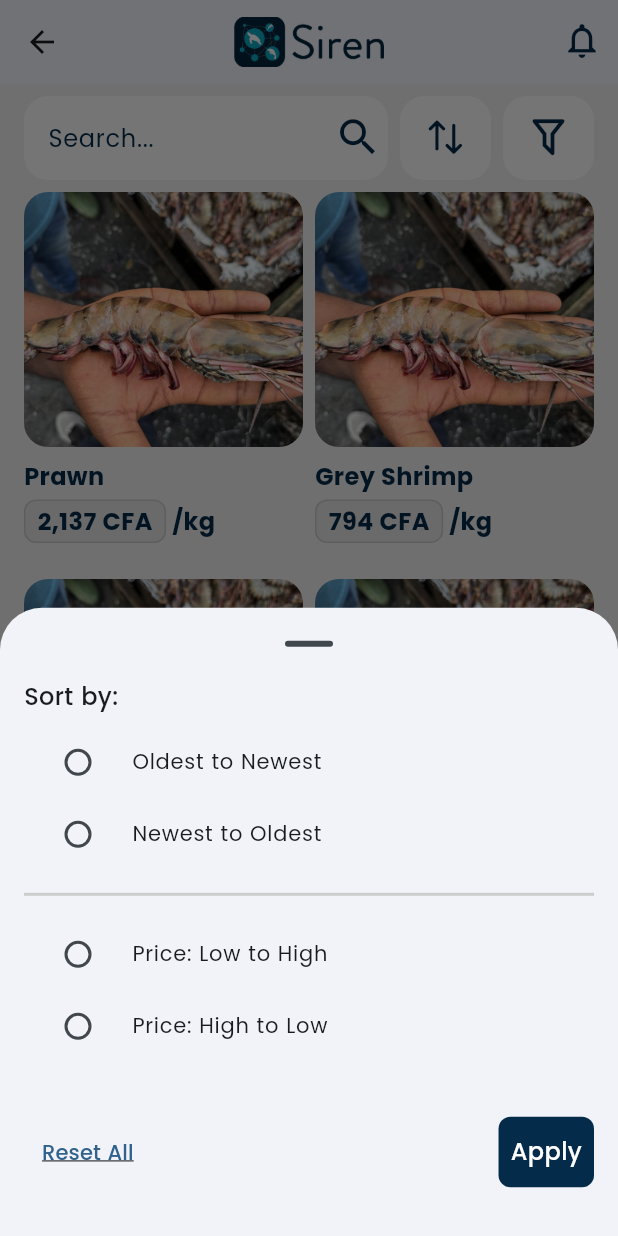
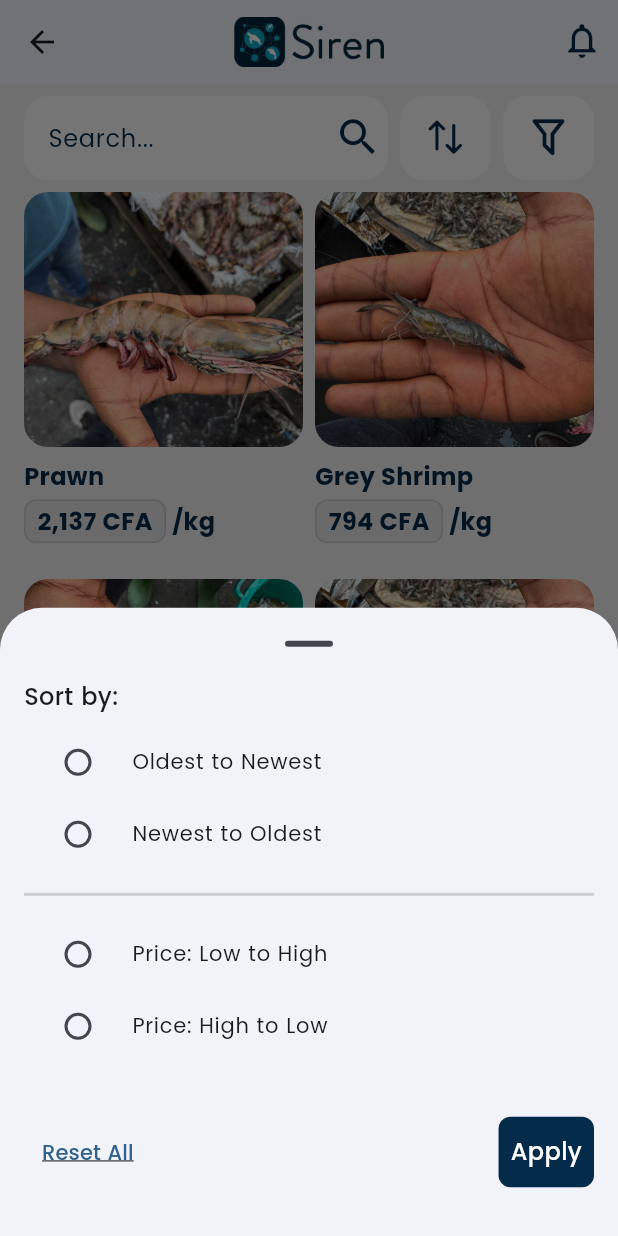
Before and after one commit to KumBrian/siren-marketplace, a Flutter app: the BuyerHome screen opened directly, after a tap on an icon or button, on a phone screen of 412 x 824 dp. Run offline on Flutter 3.47's test engine with Material 3 defaults, Android fonts, the phone set to English and light mode, and no system bars; our stand-ins replace carousel_slider, dio, equatable, flutter_riverpod, flutter_svg, geocoding and 8 more; missing offline and left inert: easy_image_viewer; accounts and stored records are empty.

Commit message:
feat: Implement loading state for location fetching and enhance image handling to support file paths and error fallbacks.

```diff
--- a/lib/core/widgets/custom_button.dart
+++ b/lib/core/widgets/custom_button.dart
@@ -13,6 +13,7 @@ class CustomButton extends StatelessWidget {
     this.hugeIcon,
     this.suffixIcon,
     this.disabled = false,
+    this.loading = false,
   });
 
   final String title;
@@ -23,6 +24,7 @@ class CustomButton extends StatelessWidget {
   final dynamic hugeIcon; // fix type later, not List<List<dynamic>>
   final IconData? suffixIcon;
   final bool disabled;
+  final bool loading;
 
   @override
   Widget build(BuildContext context) {
@@ -37,7 +39,7 @@ class CustomButton extends StatelessWidget {
       color: bgColor,
       borderRadius: BorderRadius.circular(8),
       child: InkWell(
-        onTap: disabled ? null : onPressed,
+        onTap: (disabled || loading) ? null : onPressed,
         borderRadius: BorderRadius.circular(8),
         splashColor: (cancel == true || bordered == true)
             ? AppColors.textBlue.withValues(alpha: .1)
@@ -55,10 +57,22 @@ class CustomButton extends StatelessWidget {
             mainAxisAlignment: MainAxisAlignment.center,
             crossAxisAlignment: CrossAxisAlignment.center,
             children: [
-              if (icon != null) Icon(icon, size: 16, color: textColor),
-              if (hugeIcon != null)
-                HugeIcon(icon: hugeIcon!, size: 16, color: textColor),
-              if (icon != null || hugeIcon != null) const SizedBox(width: 8),
+              if (loading) ...[
+                SizedBox(
+                  height: 16,
+                  width: 16,
+                  child: CircularProgressIndicator(
+                    strokeWidth: 2,
+                    valueColor: AlwaysStoppedAnimation<Color>(textColor),
+                  ),
+                ),
+                const SizedBox(width: 8),
+              ] else ...[
+                if (icon != null) Icon(icon, size: 16, color: textColor),
+                if (hugeIcon != null)
+                  HugeIcon(icon: hugeIcon!, size: 16, color: textColor),
+                if (icon != null || hugeIcon != null) const SizedBox(width: 8),
+              ],
               Text(
                 title,
                 textAlign: TextAlign.center,
--- a/lib/features/buyer/presentation/widgets/product_card.dart
+++ b/lib/features/buyer/presentation/widgets/product_card.dart
@@ -54,6 +54,7 @@ class ProductCard extends StatelessWidget {
           mainAxisSize: MainAxisSize.min, // Use min size for column
           children: [
             // --- Image Display Block with Error Handling ---
+            // --- Image Display Block with Error Handling ---
             ClipRRect(
               borderRadius: BorderRadius.circular(16),
               child: isNetworkImage
@@ -63,16 +64,11 @@ class ProductCard extends StatelessWidget {
                       child: Image.network(
                         imageUrl,
                         fit: BoxFit.cover,
-                        // 1. Display the local asset if the network image fails
                         errorBuilder: (context, error, stackTrace) {
-                          // Optionally print(error) for debugging purposes
                           return _buildLocalPlaceholder(cardImageHeight);
                         },
-                        // 2. Display a loading indicator while fetching the network image
                         loadingBuilder: (context, child, loadingProgress) {
-                          if (loadingProgress == null) {
-                            return child;
-                          }
+                          if (loadingProgress == null) return child;
                           return Container(
                             height: cardImageHeight,
                             color: AppColors.gray100,
@@ -91,9 +87,16 @@ class ProductCard extends StatelessWidget {
                         },
                       ),
                     )
-                  // 3. Check if asset or file
+                  // Handle Assets vs Files
                   : (imageUrl.startsWith('assets/')
-                        ? _buildLocalPlaceholder(cardImageHeight)
+                        ? Image.asset(
+                            imageUrl,
+                            height: cardImageHeight,
+                            width: double.infinity,
+                            fit: BoxFit.cover,
+                            errorBuilder: (context, error, stackTrace) =>
+                                _buildLocalPlaceholder(cardImageHeight),
+                          )
                         : Image.file(
                             File(imageUrl),
                             height: cardImageHeight,
--- a/lib/features/fisher/presentation/screens/add_catch.dart
+++ b/lib/features/fisher/presentation/screens/add_catch.dart
@@ -206,6 +206,7 @@ class _AddCatchScreenState extends ConsumerState<AddCatchScreen> {
                     : "Update Location",
                 icon: Icons.my_location,
                 bordered: true,
+                loading: state.isLoadingLocation,
                 onPressed: () => notifier.fetchLocation(),
               ),
             ],
```
Also changed, not shown: lib/features/fisher/presentation/providers/add_catch_provider.dart (+9 -0 lines), lib/features/shared/presentation/screens/offer_details_screen.dart (+47 -5 lines).
